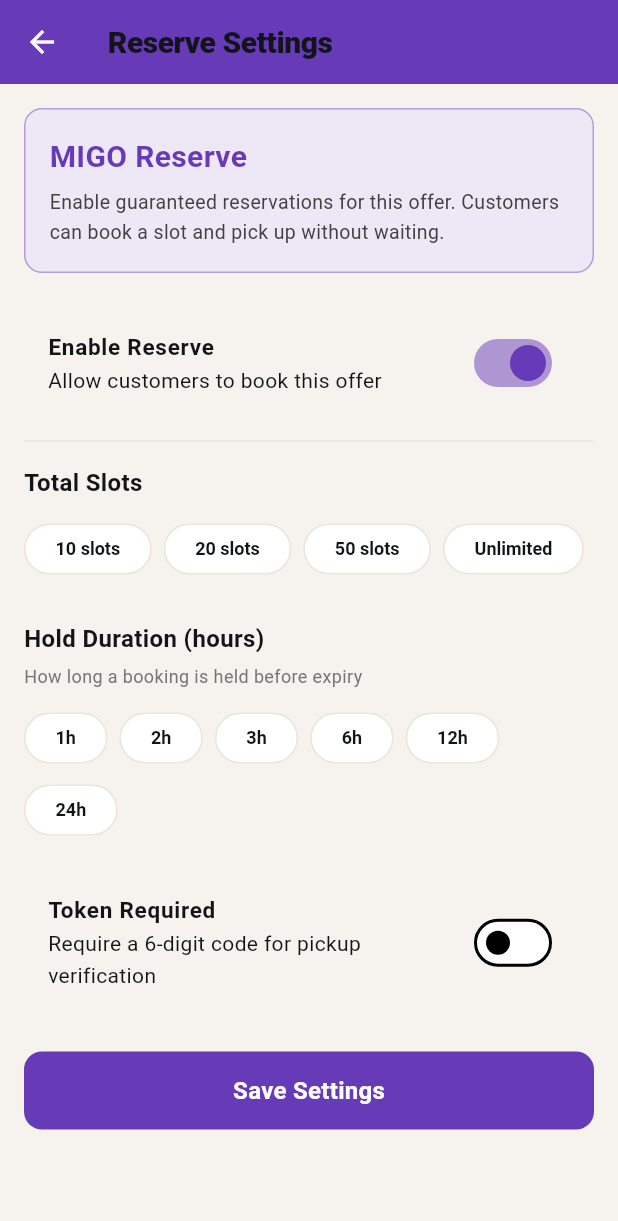
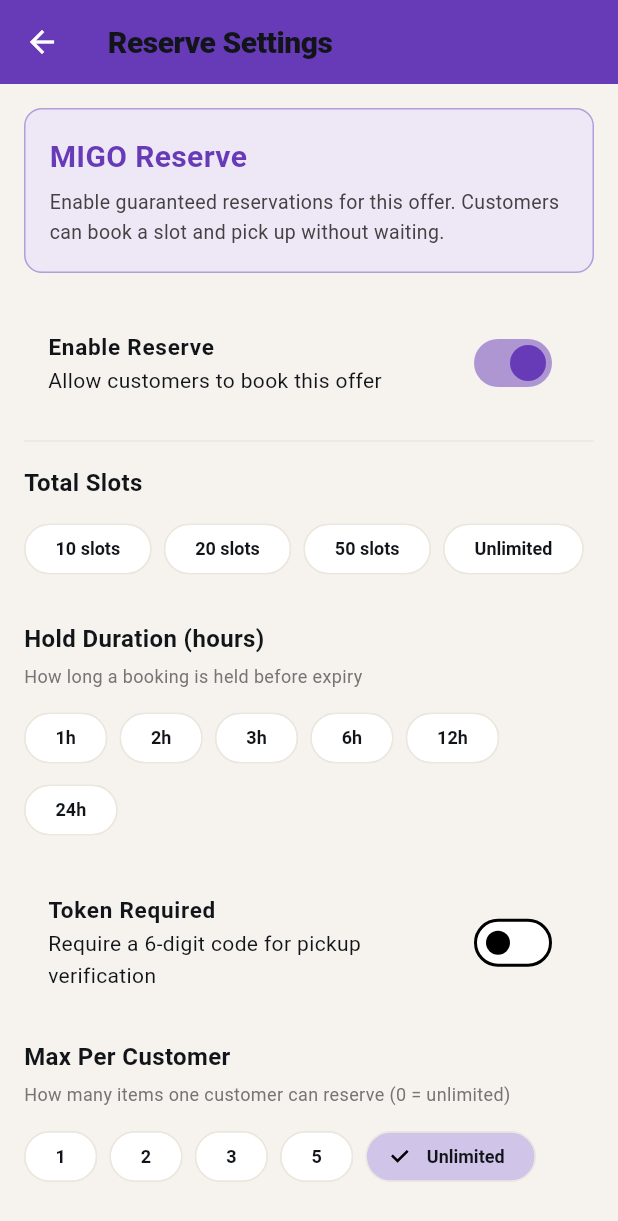
Before and after one commit to solvexetech-cloud/migo-releases, a Flutter app: the BusinessOfferReserveSettingsScreen screen opened directly with empty values, after a tap on "Enable Reserve", on a phone screen of 412 x 824 dp. Shown: the top 1221 px of the screen. Run offline on Flutter 3.47's test engine with Material 3 defaults, Android fonts, the phone set to English and light mode, and no system bars; our stand-ins replace cloud_firestore, confetti, firebase_auth, firebase_core, firebase_messaging, google_mobile_ads and 2 more; missing offline and left inert: mobile_scanner; accounts and stored records are empty.

Commit message:
PHASE H PHASE 7 - Testing complete: QR scan, Max Per Customer, No-show, Cancel, Rules, Indexes

```diff
--- a/mobile/lib/features/business/business_offer_reserve_settings.dart
+++ b/mobile/lib/features/business/business_offer_reserve_settings.dart
@@ -32,10 +32,12 @@
   int _totalSlots = 20;
   int _holdHours = 6;
   bool _tokenRequired = false;
+  int _maxPerCustomer = 1;
 
   // Available options
   static const List<int> _slotOptions = [10, 20, 50, -1]; // -1 = unlimited
   static const List<int> _holdHourOptions = [1, 2, 3, 6, 12, 24];
+  static const List<int> _maxPerCustomerOptions = [1, 2, 3, 5, 0];
 
   @override
   void initState() {
@@ -64,6 +66,7 @@
         _totalSlots = reserve['totalSlots'] as int? ?? 20;
         _holdHours = reserve['holdHours'] as int? ?? 6;
         _tokenRequired = reserve['tokenRequired'] as bool? ?? false;
+        _maxPerCustomer = reserve['maxPerCustomer'] as int? ?? 1;
         _loading = false;
       });
     } catch (e) {
@@ -85,6 +88,7 @@
           'totalSlots': _totalSlots,
           'holdHours': _holdHours,
           'tokenRequired': _tokenRequired,
+          'maxPerCustomer': _maxPerCustomer,
           'updatedAt': FieldValue.serverTimestamp(),
         },
         'updatedAt': FieldValue.serverTimestamp(),
@@ -250,6 +254,41 @@
                       onChanged: (v) => setState(() => _tokenRequired = v),
                     ),
 
+                    const SizedBox(height: 24),
+
+                    // Max per customer
+                    const Text(
+                      'Max Per Customer',
+                      style: TextStyle(
+                        fontSize: 16,
+                        fontWeight: FontWeight.w600,
+                      ),
+                    ),
+                    const SizedBox(height: 4),
+                    Text(
+                      'How many items one customer can reserve '
+                      '(0 = unlimited)',
+                      style: TextStyle(
+                        fontSize: 12,
+                        color: Colors.grey.shade600,
+                      ),
+                    ),
+                    const SizedBox(height: 8),
+                    Wrap(
+                      spacing: 8,
+                      children: _maxPerCustomerOptions.map((option) {
+                        final selected = _maxPerCustomer == option;
+                        final label = option == 0 ? 'Unlimited' : '$option';
+                        return ChoiceChip(
+                          label: Text(label),
+                          selected: selected,
+                          selectedColor: Colors.deepPurple.shade100,
+                          onSelected: (_) =>
+                              setState(() => _maxPerCustomer = option),
+                        );
+                      }).toList(),
+                    ),
+
                     const SizedBox(height: 32),
                   ],
 
--- a/mobile/lib/features/business/redeem_screen.dart
+++ b/mobile/lib/features/business/redeem_screen.dart
@@ -51,6 +51,8 @@
       // ── Reserve QR ──
       if (trimmed.startsWith('RSV_')) {
         final qrCode = trimmed.substring(4); // strip RSV_ prefix
+        debugPrint('🔍 RSV scan: trimmed=$trimmed, qrCode=$qrCode');
+
         final res = await ReservationService.instance.validateQRCode(
           qrCode,
           widget.business.id,
--- a/mobile/lib/features/reserve/reservation_detail_screen.dart
+++ b/mobile/lib/features/reserve/reservation_detail_screen.dart
@@ -177,7 +177,7 @@
             ),
             child: Center(
                 child: QrImageView(
-                  data: 'RSV_${res.id}',
+                  data: 'RSV_${res.qrCode}',
                   version: QrVersions.auto,
                   size: 180,
                   backgroundColor: Colors.white,
--- a/mobile/lib/models/offer_model.dart
+++ b/mobile/lib/models/offer_model.dart
@@ -62,6 +62,12 @@
     this.dailyLimit,
     this.totalLimit,
     this.claimedCount = 0,
+    this.reserveEnabled = false,
+    this.reserveTotalSlots = 0,
+    this.reserveBookedSlots = 0,
+    this.reserveHoldHours = 6,
+    this.reserveTokenRequired = false,
+    this.reserveMaxPerCustomer = 1,
     this.status = 'pending', // pending | live | paused | expired
     // B3 Geography (denormalized from business for fast filtering)
     this.countryCode,
@@ -88,6 +94,12 @@
   final int? dailyLimit;
   final int? totalLimit;
   final int claimedCount;
+  final bool reserveEnabled;
+  final int reserveTotalSlots;
+  final int reserveBookedSlots;
+  final int reserveHoldHours;
+  final bool reserveTokenRequired;
+  final int reserveMaxPerCustomer;
   final String status;
 
   // ---------- B3 GEOGRAPHY ----------
@@ -196,6 +208,12 @@
       dailyLimit: map['dailyLimit'] as int?,
       totalLimit: map['totalLimit'] as int?,
       claimedCount: (map['claimedCount'] ?? 0) as int,
+      reserveEnabled: (map['reserve'] as Map<String, dynamic>?)?['enabled'] as bool? ?? false,
+      reserveTotalSlots: ((map['reserve'] as Map<String, dynamic>?)?['totalSlots'] as num?)?.toInt() ?? (map['totalSlots'] as num?)?.toInt() ?? 0,
+      reserveBookedSlots: (map['bookedSlots'] as num?)?.toInt() ?? 0,
+      reserveHoldHours: ((map['reserve'] as Map<String, dynamic>?)?['holdHours'] as num?)?.toInt() ?? 6,
+      reserveTokenRequired: (map['reserve'] as Map<String, dynamic>?)?['tokenRequired'] as bool? ?? false,
+      reserveMaxPerCustomer: ((map['reserve'] as Map<String, dynamic>?)?['maxPerCustomer'] as num?)?.toInt() ?? 1,
       status: (map['status'] ?? 'pending') as String,
       // B3 geography
       countryCode: map['countryCode'] as String?,
```
Also changed, not shown: firestore.indexes.json (+9 -0 lines), mobile/lib/features/business/my_business_screen.dart (+18 -0 lines), mobile/lib/features/deals/offer_detail_screen.dart (+42 -1 lines), mobile/lib/features/profile/profile_screen.dart (+14 -0 lines), mobile/lib/features/reserve/booking_screen.dart (+53 -7 lines), mobile/lib/services/reservation_service.dart (+37 -7 lines), 2 other files.
